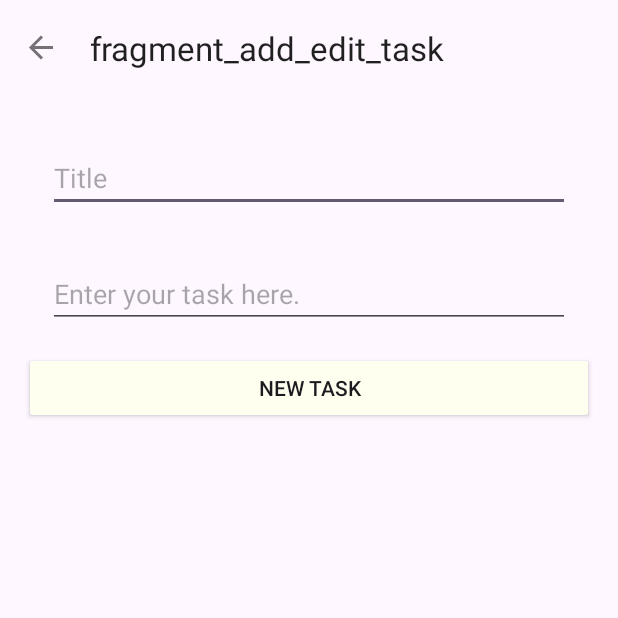
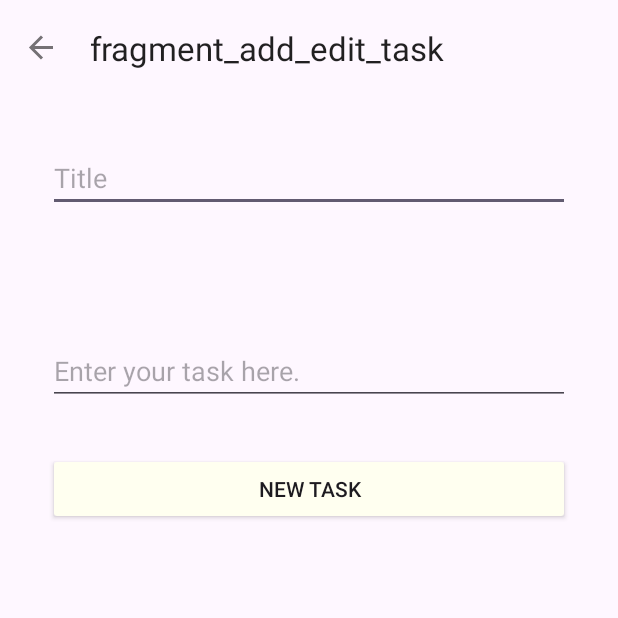
Before and after one commit to rafiul9040devapp/what_can_i_do, an Android app: the screen it shows after launch (MainActivity), in the side drawer, after a tap on "New Task", on a phone screen of 412 x 824 dp, the top half of it. Run offline under Robolectric (Android 15) with nearby library versions, the phone set to English and light mode, and no system bars; our stand-ins replace Room's generated code, data binding, navigation-ui.

Commit message:
UI need to be fixed properly

```diff
--- a/app/src/main/java/com/rafiul/whatcanido/data/source/local/TaskDatabase.kt
+++ b/app/src/main/java/com/rafiul/whatcanido/data/source/local/TaskDatabase.kt
@@ -17,12 +17,14 @@ abstract class TaskDatabase : RoomDatabase() {
         @Synchronized
         fun getInstance(context: Context): TaskDatabase {
             return if (database == null) {
-                database =
-                    Room.databaseBuilder(context, TaskDatabase::class.java, DATABASE_NAME).build()
+                database = createDatabase(context)
                 database as TaskDatabase
             } else {
                 database as TaskDatabase
             }
         }
+
+        private fun createDatabase(context: Context) =
+            Room.databaseBuilder(context, TaskDatabase::class.java, DATABASE_NAME).build()
     }
 }
--- a/app/src/main/java/com/rafiul/whatcanido/ui/add_edit_task/AddEditTaskFragment.kt
+++ b/app/src/main/java/com/rafiul/whatcanido/ui/add_edit_task/AddEditTaskFragment.kt
@@ -7,10 +7,10 @@ import android.view.ViewGroup
 import androidx.databinding.DataBindingUtil
 import androidx.fragment.app.Fragment
 import androidx.fragment.app.viewModels
-import androidx.lifecycle.lifecycleScope
 import com.google.android.material.snackbar.Snackbar
 import com.rafiul.whatcanido.R
 import com.rafiul.whatcanido.databinding.FragmentAddEditTaskBinding
+import com.rafiul.whatcanido.utils.showNumberOfCharacters
 import com.rafiul.whatcanido.utils.showSnackBar
 
 
@@ -36,9 +36,15 @@ class AddEditTaskFragment : Fragment() {
 
     override fun onViewCreated(view: View, savedInstanceState: Bundle?) {
         super.onViewCreated(view, savedInstanceState)
+        bindSnackBar(view)
+        bindWithUI()
+    }
 
-        bindSnackBar(view)
-
+    private fun bindWithUI() {
+        binding.titleCharacterTv.showNumberOfCharacters(
+            lifecycleOwner = viewLifecycleOwner,
+            viewModel.title
+        )
     }
 
     private fun bindSnackBar(view: View) {
--- a/app/src/main/java/com/rafiul/whatcanido/utils/ViewExtension.kt
+++ b/app/src/main/java/com/rafiul/whatcanido/utils/ViewExtension.kt
@@ -37,6 +37,7 @@ fun View.showSnackBar(
     }
 }
 
+
 @SuppressLint("SetTextI18n")
 fun TextView.showNumberOfCharacters(
     lifecycleOwner: LifecycleOwner,
@@ -47,10 +48,13 @@ fun TextView.showNumberOfCharacters(
             inVisible()
         } else {
             visible()
-            text = "${message.length} char"
+            val characterText =
+                if (message.length == 1) context.getString(R.string.character)
+                else context.getString(R.string.characters)
+
+            text = "${message.length} $characterText"
         }
     }
-
 }
 
 fun String?.toTrimString(): String {
--- a/app/src/main/res/layout/fragment_add_edit_task.xml
+++ b/app/src/main/res/layout/fragment_add_edit_task.xml
@@ -28,6 +28,13 @@
             android:inputType="text"
             android:text="@={viewmodel.title}" />
 
+        <TextView
+            android:id="@+id/title_character_tv"
+            android:layout_width="match_parent"
+            android:layout_height="wrap_content"
+            android:layout_margin="@dimen/activity_horizontal_margin"
+            android:visibility="invisible" />
+
 
         <EditText
             android:id="@+id/add_task_description_edt"
@@ -40,15 +47,15 @@
             android:text="@={viewmodel.description}" />
 
         <androidx.appcompat.widget.AppCompatButton
+            android:id="@+id/save_task_btn"
+            android:layout_width="match_parent"
+            android:layout_height="wrap_content"
+            android:layout_margin="@dimen/activity_horizontal_margin"
+            android:backgroundTint="@color/colorPrimary"
             android:clickable="true"
             android:focusable="true"
             android:onClick="@{()-> viewmodel.saveTask()}"
-            android:backgroundTint="@color/colorPrimary"
-            android:text="@string/add_task"
-            android:id="@+id/save_task_btn"
-            android:layout_width="match_parent"
-            android:layout_height="wrap_content" />
-
+            android:text="@string/add_task" />
 
     </LinearLayout>
 </layout>
--- a/app/src/main/res/values/strings.xml
+++ b/app/src/main/res/values/strings.xml
@@ -49,5 +49,7 @@
     <!-- TODO: Remove or change this placeholder text -->
     <string name="hello_blank_fragment">Hello blank fragment</string>
     <string name="ok">OK</string>
+    <string name="character">character</string>
+    <string name="characters">characters</string>
 
 </resources>
```
